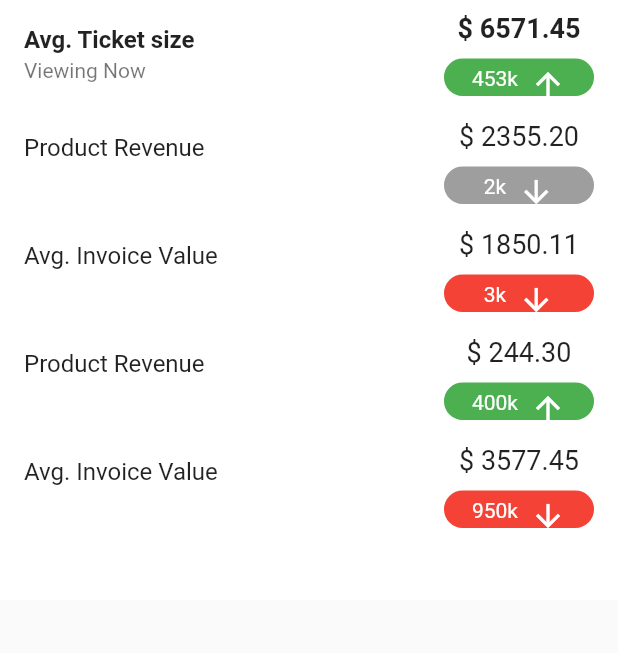
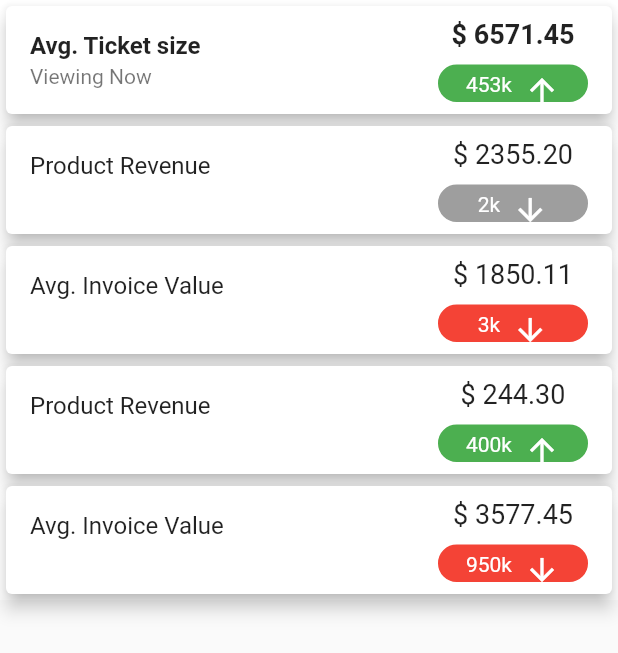
Before and after one commit to holivieri/TestOne, a Flutter app: what getListItems() shows on an empty page, opened directly, on a phone screen of 412 x 824 dp. Shown: the top 653 px of the screen. Run offline on Flutter 3.47's test engine with Material 2 defaults, Android fonts, the phone set to English and light mode, and no system bars.

Commit message:
agrego Card

```diff
--- a/lib/src/widgets/listItems.dart
+++ b/lib/src/widgets/listItems.dart
@@ -6,6 +6,7 @@ Widget getListItems(){
     height: 400,
     width: 500,
     color: Colors.white,
+    child: SingleChildScrollView(
           child: Column(children: <Widget>[
             _createListTile( 'Avg. Ticket size', 'Viewing Now', 6571.45, '453k', Colors.green),
             _createListTile( 'Product Revenue', '', 2355.20, '2k', Colors.grey),
@@ -13,17 +14,21 @@ Widget getListItems(){
             _createListTile( 'Product Revenue', '', 244.30, '400k', Colors.green),
             _createListTile( 'Avg. Invoice Value', '', 3577.45, '950k', Colors.red),
 
-    ],)
+      ],),
+    )
   );
 
 }
 
-ListTile _createListTile(String text1, String text2, double value1, String value2, Color c) {
+Card _createListTile(String text1, String text2, double value1, String value2, Color c) {
 
-  return ListTile(
+  return Card(
+      elevation: 5.0,
+      child: ListTile(
                 title: (text2 != '' ? Text(text1, style: TextStyle(fontWeight: FontWeight.bold)) : Text(text1)),
                 subtitle: Text(text2),
                 trailing: _createtrail(value1, value2, c, text2 != ''),
+              ),
   );
 }
 
```
Lines whose indentation alone changed are shown as unchanged.
